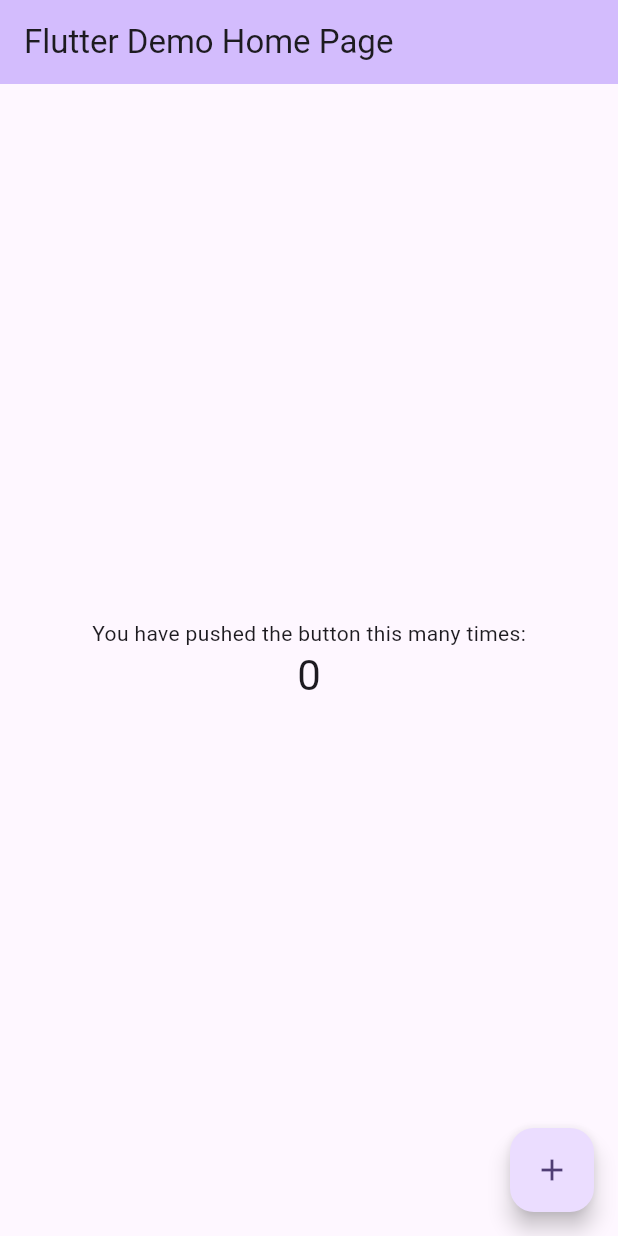
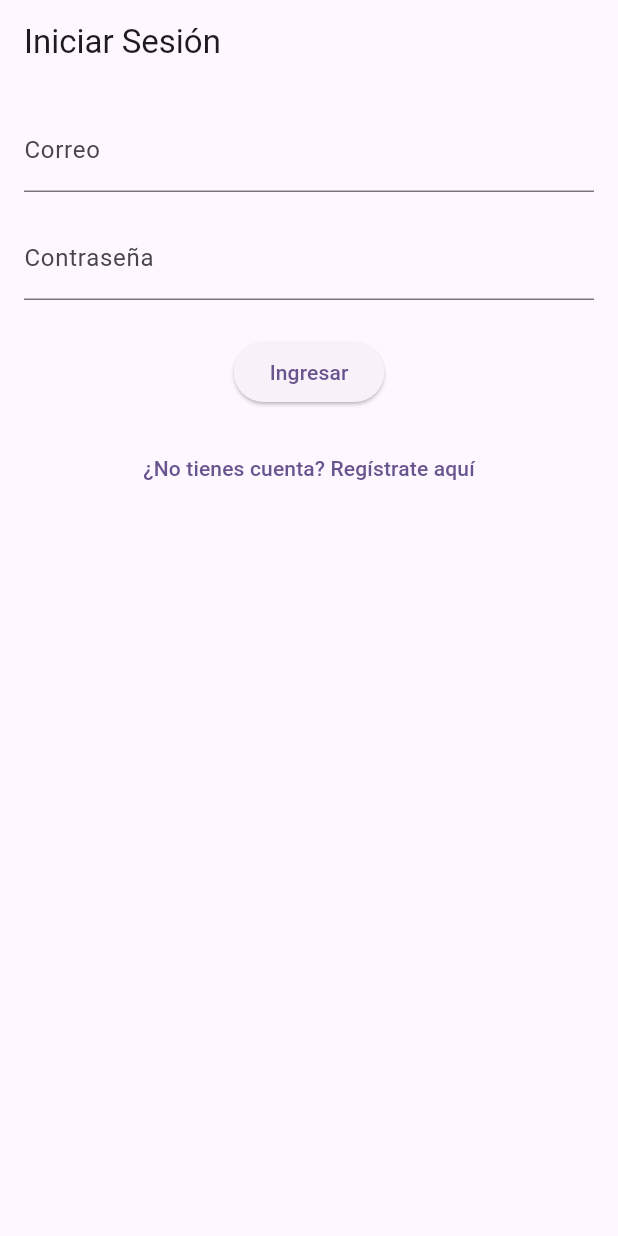
Before and after one commit to SafeBryan/asistencia-qr, a Flutter app: the screen it shows after launch, on a phone screen of 412 x 824 dp. Run offline on Flutter 3.47's test engine with Material 3 defaults, Android fonts, the phone set to English and light mode, and no system bars.

Commit message:
Se cre las vistas basicas para el programa como el login y el register

```diff
--- /dev/null
+++ b/lib/core/routes.dart
@@ -0,0 +1,19 @@
+import 'package:flutter/material.dart';
+import '../screens/login_screen.dart';
+import '../screens/register_screen.dart';
+import '../screens/qr_matricula_screen.dart';
+import '../screens/asistencia_screen.dart';
+
+class AppRoutes {
+  static const String login = '/login';
+  static const String register = '/register';
+  static const String qrMatricula = '/qr';
+  static const String asistencia = '/asistencia';
+
+  static Map<String, WidgetBuilder> routes = {
+    login: (context) => const LoginScreen(),
+    register: (context) => const RegisterScreen(),
+    qrMatricula: (context) => const QrMatriculaScreen(),
+    asistencia: (context) => const AsistenciaScreen(),
+  };
+}
--- a/lib/main.dart
+++ b/lib/main.dart
@@ -1,4 +1,5 @@
 import 'package:flutter/material.dart';
+import 'core/routes.dart';
 
 void main() {
   runApp(const MyApp());
@@ -7,116 +8,17 @@ void main() {
 class MyApp extends StatelessWidget {
   const MyApp({super.key});
 
-  // This widget is the root of your application.
   @override
   Widget build(BuildContext context) {
     return MaterialApp(
-      title: 'Flutter Demo',
+      debugShowCheckedModeBanner: false,
+      title: 'Asistencia QR',
       theme: ThemeData(
-        // This is the theme of your application.
-        //
-        // TRY THIS: Try running your application with "flutter run". You'll see
-        // the application has a purple toolbar. Then, without quitting the app,
-        // try changing the seedColor in the colorScheme below to Colors.green
-        // and then invoke "hot reload" (save your changes or press the "hot
-        // reload" button in a Flutter-supported IDE, or press "r" if you used
-        // the command line to start the app).
-        //
-        // Notice that the counter didn't reset back to zero; the application
-        // state is not lost during the reload. To reset the state, use hot
-        // restart instead.
-        //
-        // This works for code too, not just values: Most code changes can be
-        // tested with just a hot reload.
         colorScheme: ColorScheme.fromSeed(seedColor: Colors.deepPurple),
+        useMaterial3: true,
       ),
-      home: const MyHomePage(title: 'Flutter Demo Home Page'),
+      initialRoute: AppRoutes.login,
+      routes: AppRoutes.routes,
     );
   }
 }
-
-class MyHomePage extends StatefulWidget {
-  const MyHomePage({super.key, required this.title});
-
-  // This widget is the home page of your application. It is stateful, meaning
-  // that it has a State object (defined below) that contains fields that affect
-  // how it looks.
-
-  // This class is the configuration for the state. It holds the values (in this
-  // case the title) provided by the parent (in this case the App widget) and
-  // used by the build method of the State. Fields in a Widget subclass are
-  // always marked "final".
-
-  final String title;
-
-  @override
-  State<MyHomePage> createState() => _MyHomePageState();
-}
-
-class _MyHomePageState extends State<MyHomePage> {
-  int _counter = 0;
-
-  void _incrementCounter() {
-    setState(() {
-      // This call to setState tells the Flutter framework that something has
-      // changed in this State, which causes it to rerun the build method below
-      // so that the display can reflect the updated values. If we changed
-      // _counter without calling setState(), then the build method would not be
-      // called again, and so nothing would appear to happen.
-      _counter++;
-    });
-  }
-
-  @override
-  Widget build(BuildContext context) {
-    // This method is rerun every time setState is called, for instance as done
-    // by the _incrementCounter method above.
-    //
-    // The Flutter framework has been optimized to make rerunning build methods
-    // fast, so that you can just rebuild anything that needs updating rather
-    // than having to individually change instances of widgets.
-    return Scaffold(
-      appBar: AppBar(
-        // TRY THIS: Try changing the color here to a specific color (to
-        // Colors.amber, perhaps?) and trigger a hot reload to see the AppBar
-        // change color while the other colors stay the same.
-        backgroundColor: Theme.of(context).colorScheme.inversePrimary,
-        // Here we take the value from the MyHomePage object that was created by
-        // the App.build method, and use it to set our appbar title.
-        title: Text(widget.title),
-      ),
-      body: Center(
-        // Center is a layout widget. It takes a single child and positions it
-        // in the middle of the parent.
-        child: Column(
-          // Column is also a layout widget. It takes a list of children and
-          // arranges them vertically. By default, it sizes itself to fit its
-          // children horizontally, and tries to be as tall as its parent.
-          //
-          // Column has various properties to control how it sizes itself and
-          // how it positions its children. Here we use mainAxisAlignment to
-          // center the children vertically; the main axis here is the vertical
-          // axis because Columns are vertical (the cross axis would be
-          // horizontal).
-          //
-          // TRY THIS: Invoke "debug painting" (choose the "Toggle Debug Paint"
-          // action in the IDE, or press "p" in the console), to see the
-          // wireframe for each widget.
-          mainAxisAlignment: MainAxisAlignment.center,
-          children: <Widget>[
-            const Text('You have pushed the button this many times:'),
-            Text(
-              '$_counter',
-              style: Theme.of(context).textTheme.headlineMedium,
-            ),
-          ],
-        ),
-      ),
-      floatingActionButton: FloatingActionButton(
-        onPressed: _incrementCounter,
-        tooltip: 'Increment',
-        child: const Icon(Icons.add),
-      ), // This trailing comma makes auto-formatting nicer for build methods.
-    );
-  }
-}
--- /dev/null
+++ b/lib/screens/login_screen.dart
@@ -0,0 +1,95 @@
+import 'package:flutter/material.dart';
+import '../core/routes.dart';
+
+class LoginScreen extends StatefulWidget {
+  const LoginScreen({super.key});
+
+  @override
+  State<LoginScreen> createState() => _LoginScreenState();
+}
+
+class _LoginScreenState extends State<LoginScreen> {
+  final _formKey = GlobalKey<FormState>();
+  final TextEditingController _emailCtrl = TextEditingController();
+  final TextEditingController _passwordCtrl = TextEditingController();
+
+  bool _isLoading = false;
+
+  void _login() {
+    if (_formKey.currentState!.validate()) {
+      setState(() => _isLoading = true);
+
+      // Simula una espera de login (normalmente llamarías al backend aquí)
+      Future.delayed(const Duration(seconds: 2), () {
+        setState(() => _isLoading = false);
+        if (!mounted) return;
+        // Aquí puedes hacer la navegación si el login es correcto
+        Navigator.pushReplacementNamed(context, AppRoutes.qrMatricula);
+      });
+    }
+  }
+
+  @override
+  void dispose() {
+    _emailCtrl.dispose();
+    _passwordCtrl.dispose();
+    super.dispose();
+  }
+
+  @override
+  Widget build(BuildContext context) {
+    return Scaffold(
+      appBar: AppBar(title: const Text("Iniciar Sesión")),
+      body: Padding(
+        padding: const EdgeInsets.all(16),
+        child: Form(
+          key: _formKey,
+          child: Column(
+            children: [
+              TextFormField(
+                controller: _emailCtrl,
+                decoration: const InputDecoration(labelText: "Correo"),
+                keyboardType: TextInputType.emailAddress,
+                validator: (value) {
+                  if (value == null || value.isEmpty) {
+                    return 'Ingresa tu correo';
+                  }
+                  if (!value.contains('@')) {
+                    return 'Correo inválido';
+                  }
+                  return null;
+                },
+              ),
+              const SizedBox(height: 16),
+              TextFormField(
+                controller: _passwordCtrl,
+                decoration: const InputDecoration(labelText: "Contraseña"),
+                obscureText: true,
+                validator: (value) {
+                  if (value == null || value.length < 6) {
+                    return 'Mínimo 6 caracteres';
+                  }
+                  return null;
+                },
+              ),
+              const SizedBox(height: 24),
+              _isLoading
+                  ? const CircularProgressIndicator()
+                  : ElevatedButton(
+                      onPressed: _login,
+                      child: const Text("Ingresar"),
+                    ),
+              const SizedBox(height: 16),
+              TextButton(
+                onPressed: () {
+                  Navigator.pushNamed(context, AppRoutes.register);
+                },
+                child: const Text("¿No tienes cuenta? Regístrate aquí"),
+              ),
+            ],
+          ),
+        ),
+      ),
+    );
+  }
+}
```
Also changed, not shown: lib/screens/asistencia_screen.dart (added, +13 -0 lines), lib/screens/qr_matricula_screen.dart (added, +13 -0 lines), lib/screens/register_screen.dart (added, +116 -0 lines), lib/core/constants.dart (added), lib/core/utils.dart (added), lib/models/user_model.dart (added), lib/services/asistencia_service.dart (added), lib/services/auth_service.dart (added), lib/widgets/custom_button.dart (added).
